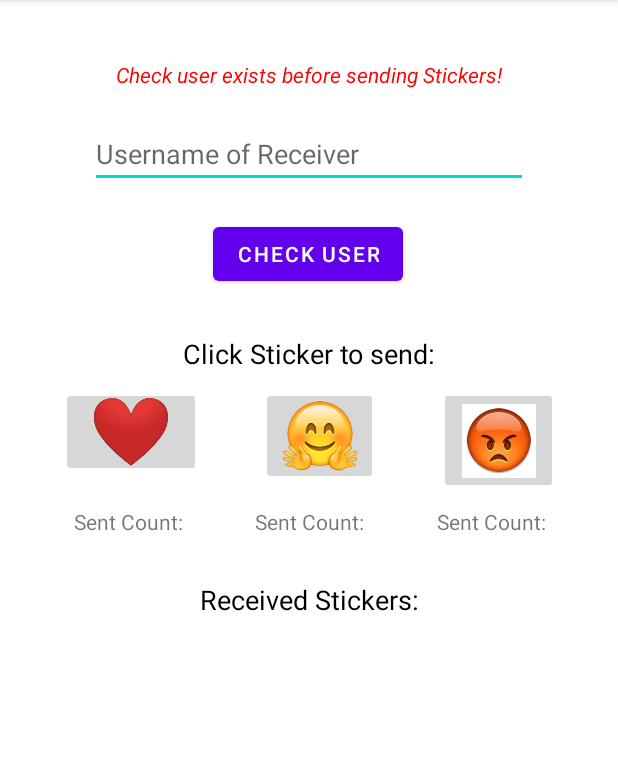
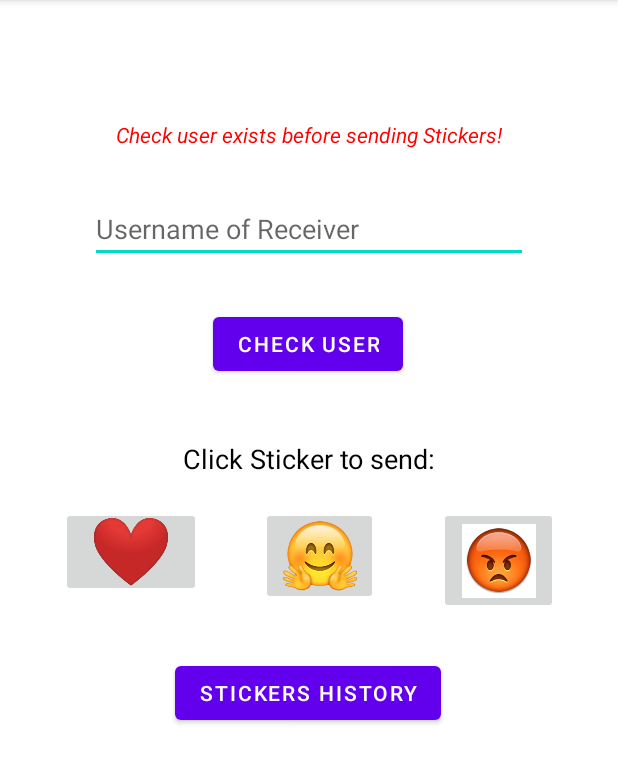
Before and after one commit to pelusodan/WalletGuruFirebaseMessenger, an Android app: the MainActivity screen opened directly, with no data from a screen before it, after a tap on an icon or button, on a phone screen of 412 x 824 dp, the part 84-868 px from its top. Run offline under Robolectric (Android 15) with nearby library versions, the phone set to English and light mode, and no system bars; our stand-ins replace Firebase (no records; nobody signed in at launch, a user with empty details on screens opened directly); 1 statement that could not run was skipped.

Commit message:
Move Get Sticker History to new activity

```diff
--- a/app/src/main/AndroidManifest.xml
+++ b/app/src/main/AndroidManifest.xml
@@ -18,7 +18,8 @@
         </activity>
         <activity android:name=".view.MainActivity"
             android:configChanges="keyboardHidden|orientation|screenSize"/>
-
+        <activity android:name=".view.HistoryActivity"
+            android:configChanges="keyboardHidden|orientation|screenSize"/>
         <service
             android:name="com.google.firebase.messaging.FirebaseMessagingService"
             android:exported="false">
--- a/app/src/main/java/com/peluso/walletguru_firebase_messenger/view/MainActivity.java
+++ b/app/src/main/java/com/peluso/walletguru_firebase_messenger/view/MainActivity.java
@@ -3,16 +3,14 @@ package com.peluso.walletguru_firebase_messenger.view;
 import androidx.appcompat.app.AppCompatActivity;
 
 import android.content.Context;
-import android.os.AsyncTask;
+import android.content.Intent;
 import android.os.Bundle;
-import android.text.method.ScrollingMovementMethod;
 import android.util.Log;
 import android.view.View;
 import android.view.inputmethod.InputMethodManager;
 import android.widget.Button;
 import android.widget.EditText;
 import android.widget.ImageButton;
-import android.widget.TextView;
 import android.widget.Toast;
 
 import com.peluso.walletguru_firebase_messenger.R;
@@ -30,10 +28,7 @@ public class MainActivity extends AppCompatActivity {
     private FirebaseRealtimeDatabaseInstance firebase;
     private FirebaseMessengerInstance firebaseMessenger;
     private String myUsername;
-    private TextView sentHeartCount;
-    private TextView sentHugCount;
-    private TextView sentAngryCount;
-    private TextView receivedStickers;
+    private Button getHistory;
 
     @Override
     protected void onCreate(Bundle savedInstanceState) {
@@ -51,13 +46,6 @@ public class MainActivity extends AppCompatActivity {
         // this call should update the database with the correct username and client id
         firebase.getToken();
 
-        sentHeartCount = findViewById(R.id.sent_heart_count);
-        sentHugCount = findViewById(R.id.sent_hug_count);
-        sentAngryCount = findViewById(R.id.sent_angry_count);
-        receivedStickers = findViewById(R.id.received_stickers);
-        receivedStickers.setMovementMethod(new ScrollingMovementMethod());
-
-        getHistory();
         initViews();
     }
 
@@ -109,19 +97,12 @@ public class MainActivity extends AppCompatActivity {
         angry_button.setOnClickListener(v -> {
             clickedEmoji("\ud83d\ude21");
         });
-    }
 
-    private void getHistory() {
-        firebase.doesUserExist(myUsername, chatUser -> {
-            if (chatUser != null) {
-                this.runOnUiThread(() -> {
-                    sentHeartCount.setText(String.format(getResources().getString(R.string.sent_count), chatUser.stickerSentCountHeart));
-                    sentHugCount.setText(String.format(getResources().getString(R.string.sent_count), chatUser.stickerSentCountHugs));
-                    sentAngryCount.setText(String.format(getResources().getString(R.string.sent_count), chatUser.stickerSentCountAngry));
-                    receivedStickers.setText(chatUser.received);
-                });
-            }
-            return null;
+        Button getHistory = findViewById(R.id.get_history);
+        getHistory.setOnClickListener(v -> {
+            Intent intent = new Intent(MainActivity.this, HistoryActivity.class);
+            intent.putExtra("UNAME_KEY", myUsername);
+            startActivity(intent);
         });
     }
 
@@ -133,39 +114,15 @@ public class MainActivity extends AppCompatActivity {
     private void clickedEmoji(String emojiClicked) {
         // "message EMO  \uD83E\uDD2A\uD83D\uDE18\uD83D\uDE0D\uD83D\uDE02\uD83D\uDE01\uD83E\uDD17 "
 
-        ClickedEmojiTask task = new ClickedEmojiTask();
-        try {
-            task.execute(emojiClicked);
-        } catch (Exception e) {
-            Log.e(TAG, "Error Executing task.");
-        }
-    }
-
-    private class ClickedEmojiTask extends AsyncTask<String, Integer, String> {
-
-        @Override
-        protected void onProgressUpdate(Integer... values) {
-
-        }
-
-        @Override
-        protected String doInBackground(String... emojiClicked) {
-            firebaseMessenger.sendMessage(emojiClicked[0], aBoolean -> {
+        firebaseMessenger.sendMessage(emojiClicked, aBoolean -> {
             // we check if the handler was able to send the message successfully, and increment if so
             // update received user's "received" history
             if (aBoolean) {
-                    firebase.addEmojiReceived(username_input.getText().toString(), emojiClicked[0]);
-                    Log.e("message EMO ", emojiClicked[0]);
-                    firebase.incrementEmojiSentCount(emojiClicked[0]);
+                firebase.addEmojiReceived(username_input.getText().toString(), emojiClicked);
+                Log.e("message EMO ", emojiClicked);
+                firebase.incrementEmojiSentCount(emojiClicked);
             }
             return null;
         });
-            return "";
-        }
-
-        @Override
-        protected void onPostExecute(String test) {
-            getHistory();
     }
 }
-}
--- a/app/src/main/res/layout/activity_main.xml
+++ b/app/src/main/res/layout/activity_main.xml
@@ -17,7 +17,7 @@
         app:layout_constraintEnd_toEndOf="parent"
         app:layout_constraintStart_toStartOf="parent"
         app:layout_constraintTop_toTopOf="parent"
-        android:layout_marginTop="40dp"
+        android:layout_marginTop="80dp"
         android:textColor="@color/red"
         android:textStyle="italic"/>
 
@@ -27,7 +27,7 @@
         android:layout_marginEnd="60dp"
         android:layout_height="wrap_content"
         android:layout_width="match_parent"
-        android:layout_marginTop="40dp"
+        android:layout_marginTop="50dp"
         android:hint="Username of Receiver"
         app:layout_constraintStart_toStartOf="parent"
         app:layout_constraintTop_toTopOf="@+id/main_textview"
@@ -37,7 +37,7 @@
         android:id="@+id/submit_check_button"
         android:layout_width="wrap_content"
         android:layout_height="wrap_content"
-        android:layout_marginTop="20dp"
+        android:layout_marginTop="30dp"
         android:text="Check User"
         app:layout_constraintEnd_toEndOf="parent"
         app:layout_constraintHorizontal_bias="0.498"
@@ -52,7 +52,7 @@
         app:layout_constraintStart_toStartOf="parent"
         app:layout_constraintEnd_toEndOf="parent"
         app:layout_constraintTop_toBottomOf="@id/submit_check_button"
-        android:layout_marginTop="30dp"
+        android:layout_marginTop="40dp"
         android:textColor="@color/black"
         android:textSize="18sp"/>
 
@@ -60,7 +60,7 @@
         android:id="@+id/heartButton"
         android:layout_width="93dp"
         android:layout_height="60dp"
-        android:layout_marginTop="10dp"
+        android:layout_marginTop="20dp"
         android:text="\u2764\ufe0f"
         app:layout_constraintEnd_toStartOf="@id/hugButton"
         app:layout_constraintStart_toStartOf="parent"
@@ -88,62 +88,16 @@
         app:layout_constraintTop_toTopOf="@id/heartButton"
         app:srcCompat="@mipmap/angry_icon_foreground" />
 
-    <TextView
-        android:id="@+id/sent_heart_count"
-        android:layout_width="wrap_content"
-        android:layout_height="wrap_content"
-        android:text="Sent Count: "
-        app:layout_constraintEnd_toStartOf="@id/hugButton"
-        app:layout_constraintStart_toStartOf="parent"
-        app:layout_constraintTop_toBottomOf="@id/heartButton"
-        android:layout_marginTop="20dp"/>
-
-    <TextView
-        android:id="@+id/sent_hug_count"
-        android:layout_width="wrap_content"
-        android:layout_height="wrap_content"
-        android:text="Sent Count: "
-        app:layout_constraintStart_toEndOf="@id/sent_heart_count"
-        app:layout_constraintEnd_toStartOf="@id/sent_angry_count"
-        app:layout_constraintTop_toTopOf="@id/sent_heart_count" />
-
-    <TextView
-        android:id="@+id/sent_angry_count"
-        android:layout_width="wrap_content"
-        android:layout_height="wrap_content"
-        android:text="Sent Count: "
-        app:layout_constraintEnd_toEndOf="parent"
-        app:layout_constraintStart_toEndOf="@id/sent_hug_count"
-        app:layout_constraintTop_toTopOf="@id/sent_heart_count" />
-
-    <TextView
-        android:id="@+id/received_stickers_info"
-        android:layout_width="wrap_content"
-        android:layout_height="wrap_content"
-        android:text="Received Stickers:"
-        app:layout_constraintStart_toStartOf="parent"
-        app:layout_constraintEnd_toEndOf="parent"
-        app:layout_constraintTop_toBottomOf="@id/sent_hug_count"
-        android:layout_marginTop="30dp"
-        android:textColor="@color/black"
-        android:textSize="18sp"/>
-
-    <TextView
-        android:id="@+id/received_stickers"
-        android:layout_marginStart="60dp"
-        android:layout_marginEnd="60dp"
-        android:layout_height="200dp"
-        android:layout_width="match_parent"
-        android:hint=""
-        app:layout_constraintStart_toStartOf="@id/username_input"
-        app:layout_constraintEnd_toEndOf="@id/username_input"
-        app:layout_constraintTop_toBottomOf="@id/received_stickers_info"
-        app:layout_constraintBottom_toBottomOf="parent"
-        android:layout_marginTop="10dp"
-        android:layout_marginBottom="50dp"
-        android:scrollbars="vertical|none"
-        android:textSize="40sp"
-        android:textColor="@color/black"/>
+        <Button
+            android:id="@+id/get_history"
+            android:layout_width="wrap_content"
+            android:layout_height="wrap_content"
+            android:layout_marginTop="40dp"
+            android:text="Stickers History"
+            app:layout_constraintEnd_toEndOf="parent"
+            app:layout_constraintHorizontal_bias="0.498"
+            app:layout_constraintStart_toStartOf="parent"
+            app:layout_constraintTop_toBottomOf="@id/heartButton" />
 
     </androidx.constraintlayout.widget.ConstraintLayout>
 </ScrollView>
```
Also changed, not shown: app/src/main/java/com/peluso/walletguru_firebase_messenger/view/HistoryActivity.java (added, +68 -0 lines), app/src/main/res/layout/activity_history.xml (added, +100 -0 lines). Lines whose indentation alone changed are shown as unchanged.
